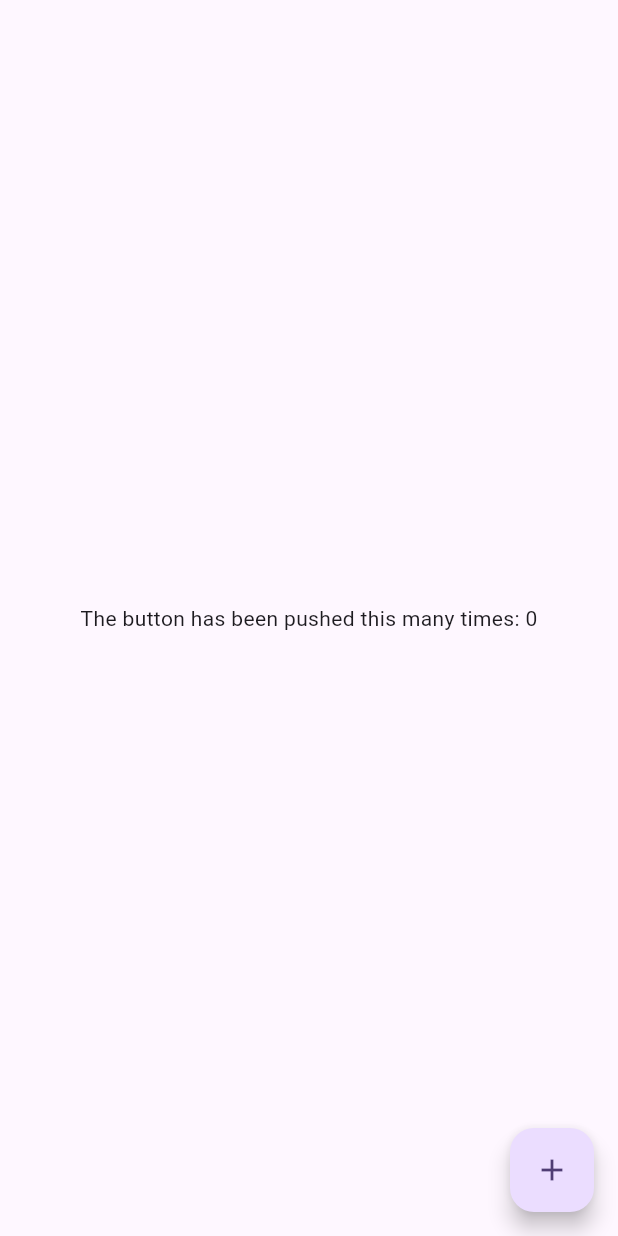
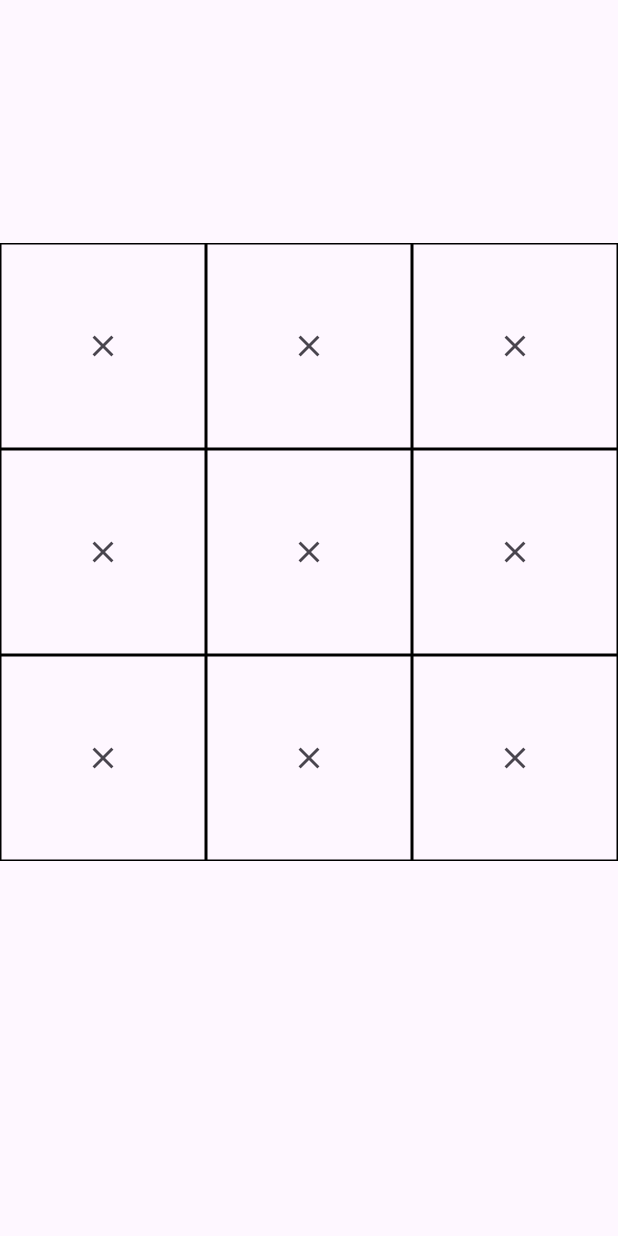
Before and after one commit to IdoDePro/TIC-TAC-TOE, a Flutter app: the screen it shows after launch, on a phone screen of 412 x 824 dp. Run offline on Flutter 3.47's test engine with Material 3 defaults, Android fonts, the phone set to English and light mode, and no system bars; our stand-ins replace flutter_redux, redux.

```diff
--- a/lib/action.dart
+++ /dev/null
@@ -1 +0,0 @@
-enum AppAction { add }
--- /dev/null
+++ b/lib/actions.dart
@@ -0,0 +1,6 @@
+class Clicked {
+  Clicked({required this.clickedIndex, required this.turn});
+
+  final int clickedIndex;
+  final int turn;
+}
--- a/lib/app.dart
+++ b/lib/app.dart
@@ -1,6 +1,6 @@
 import "package:flutter/material.dart";
 import "package:flutter_redux/flutter_redux.dart";
-import "package:project/widget.dart";
+import "package:project/tic_tac_toe_board/game.dart";
 import "package:redux/redux.dart";
 import "package:project/app_state.dart";
 
@@ -17,7 +17,7 @@ class App extends StatelessWidget {
             colorScheme: ColorScheme.fromSeed(seedColor: Colors.deepPurple),
             useMaterial3: true,
           ),
-          home: const MyWidget(),
+          home: const Game(),
         ),
       );
 }
--- a/lib/app_state.dart
+++ b/lib/app_state.dart
@@ -1,8 +1,14 @@
 import "package:flutter/material.dart";
+import "package:project/tic_tac_toe_board/game_model.dart";
 
 @immutable
 class AppState {
-  const AppState(this.value);
-  const AppState.init() : value = 0;
-  final int value;
+  AppState({required this.game, required this.playerTurn});
+
+  AppState.init()
+      : game = GameModel.empty(),
+        playerTurn = 0;
+
+  final GameModel game;
+  final int playerTurn;
 }
--- a/lib/main.dart
+++ b/lib/main.dart
@@ -6,6 +6,6 @@ import "package:project/app_state.dart";
 
 void main() {
   final Store<AppState> store =
-      Store<AppState>(reduce, initialState: const AppState.init());
+      Store<AppState>(reducer, initialState: AppState.init());
   runApp(App(store: store));
 }
--- a/lib/reducer.dart
+++ b/lib/reducer.dart
@@ -1,11 +1,6 @@
-import "package:project/action.dart";
+import "package:project/actions.dart";
 import "package:project/app_state.dart";
 
-AppState increment(final AppState state) => AppState(state.value + 1);
-
-AppState reduce(final AppState state, final dynamic action) {
-  if (action == AppAction.add) {
-    return increment(state);
-  }
+AppState reducer(final AppState state, final dynamic action) {
   return state;
 }
--- /dev/null
+++ b/lib/tic_or_tac.dart
@@ -0,0 +1 @@
+enum TicOrTac { tic, tac, empty }
--- /dev/null
+++ b/lib/tic_tac_toe_board/game.dart
@@ -0,0 +1,43 @@
+import "package:flutter/material.dart";
+import "package:flutter_redux/flutter_redux.dart";
+import "package:project/actions.dart";
+import "package:project/app_state.dart";
+import "package:project/tic_tac_toe_board/game_props.dart";
+import "package:redux/src/store.dart";
+
+class Game extends StatelessWidget {
+  const Game({super.key});
+
+  @override
+  Widget build(final BuildContext context) => Scaffold(
+        body: Center(
+          child: Column(
+            mainAxisAlignment: MainAxisAlignment.center,
+            children: <Widget>[
+              StoreConnector<AppState, GameProps>(
+                converter: gamePropsFromStore,
+                builder: (final BuildContext context, final GameProps props) =>
+                    SizedBox(
+                  child: GridView.count(
+                    shrinkWrap: true,
+                    crossAxisCount: 3,
+                    children: List.generate(
+                      9,
+                      (final int index) => Container(
+                        decoration: BoxDecoration(border: Border.all()),
+                        child: IconButton(
+                          onPressed: () {},
+                          icon: const Icon(Icons.close),
+                        ),
+                      ),
+                    ),
+                  ),
+                  width: 500,
+                  height: 500,
+                ),
+              ),
+            ],
+          ),
+        ),
+      );
+}
--- /dev/null
+++ b/lib/tic_tac_toe_board/game_model.dart
@@ -0,0 +1,59 @@
+import "package:project/tic_or_tac.dart";
+
+class GameModel {
+  GameModel({
+    required this.topLeft,
+    required this.topCenter,
+    required this.topRight,
+    required this.centerLeft,
+    required this.center,
+    required this.centerRight,
+    required this.bottomLeft,
+    required this.bottomCenter,
+    required this.bottomRight,
+  });
+
+  GameModel.empty()
+      : topLeft = TicOrTac.empty,
+        topCenter = TicOrTac.empty,
+        topRight = TicOrTac.empty,
+        centerLeft = TicOrTac.empty,
+        center = TicOrTac.empty,
+        centerRight = TicOrTac.empty,
+        bottomLeft = TicOrTac.empty,
+        bottomCenter = TicOrTac.empty,
+        bottomRight = TicOrTac.empty;
+
+  GameModel copyWith({
+    final TicOrTac? topLeft,
+    final TicOrTac? topCenter,
+    final TicOrTac? topRight,
+    final TicOrTac? centerLeft,
+    final TicOrTac? center,
+    final TicOrTac? centerRight,
+    final TicOrTac? bottomLeft,
+    final TicOrTac? bottomCenter,
+    final TicOrTac? bottomRight,
+  }) =>
+      GameModel(
+        topLeft: topLeft ?? this.topLeft,
+        topCenter: topCenter ?? this.topCenter,
+        topRight: topRight ?? this.topRight,
+        centerLeft: centerLeft ?? this.centerLeft,
+        center: center ?? this.center,
+        centerRight: centerRight ?? this.centerRight,
+        bottomLeft: bottomLeft ?? this.bottomLeft,
+        bottomCenter: bottomCenter ?? this.bottomCenter,
+        bottomRight: bottomRight ?? this.bottomRight,
+      );
+
+  final TicOrTac topLeft;
+  final TicOrTac topCenter;
+  final TicOrTac topRight;
+  final TicOrTac centerLeft;
+  final TicOrTac center;
+  final TicOrTac centerRight;
+  final TicOrTac bottomLeft;
+  final TicOrTac bottomCenter;
+  final TicOrTac bottomRight;
+}
--- /dev/null
+++ b/lib/tic_tac_toe_board/game_props.dart
@@ -0,0 +1,12 @@
+import "package:project/app_state.dart";
+import "package:project/tic_tac_toe_board/game_model.dart";
+import "package:redux/redux.dart";
+
+class GameProps {
+  GameProps({required this.game});
+
+  final GameModel game;
+}
+
+GameProps gamePropsFromStore(final Store<AppState> store) =>
+    GameProps(game: store.state.game);
--- a/lib/widget.dart
+++ /dev/null
@@ -1,40 +0,0 @@
-import "package:flutter/material.dart";
-import "package:flutter_redux/flutter_redux.dart";
-import "package:project/action.dart";
-import "package:project/app_state.dart";
-import "package:redux/src/store.dart";
-
-class MyWidget extends StatelessWidget {
-  const MyWidget({super.key});
-
-  @override
-  Widget build(final BuildContext context) => Scaffold(
-        body: Center(
-          child: Column(
-            mainAxisAlignment: MainAxisAlignment.center,
-            children: <Widget>[
-              StoreConnector<AppState, String>(
-                converter: (final Store<AppState> store) =>
-                    store.state.value.toString(),
-                builder: (final BuildContext context, final String count) =>
-                    Text(
-                  "The button has been pushed this many times: $count",
-                ),
-              ),
-            ],
-          ),
-        ),
-        floatingActionButton: StoreConnector<AppState, VoidCallback>(
-          converter: (final Store<AppState> store) =>
-              () => store.dispatch(AppAction.add),
-          builder:
-              (final BuildContext context, final void Function() callback) =>
-                  FloatingActionButton(
-            // Attach the `callback` to the `onPressed` attribute
-            onPressed: callback,
-            tooltip: "Increment",
-            child: const Icon(Icons.add),
-          ),
-        ),
-      );
-}
```
